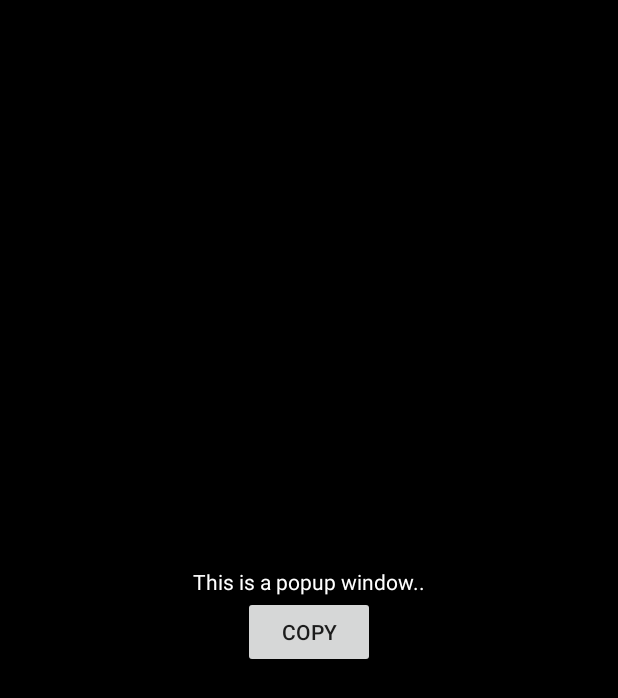
After one commit to shubham10divakar/PasswordManager, an Android app: the layout popup.xml on its own in the app's theme, with its tools: preview values and no code run, on a phone screen of 412 x 824 dp. The commit adds this screen. Shown: the top 698 px of the screen. Run offline under Robolectric (Android 15) with nearby library versions, the phone set to English and light mode, and no system bars.

Commit message:
Merge remote-tracking branch 'origin/master'
# Conflicts:
#	.idea/caches/build_file_checksums.ser
#	app/build.gradle
#	app/src/main/AndroidManifest.xml
Popup Dialog
RecyclerView

```diff
--- a/app/src/main/res/layout/content_main2.xml
+++ b/app/src/main/res/layout/content_main2.xml
@@ -10,7 +10,8 @@
     android:paddingBottom="@dimen/activity_vertical_margin"
     android:paddingLeft="@dimen/activity_horizontal_margin"
     android:paddingRight="@dimen/activity_horizontal_margin"
-    android:paddingTop="@dimen/activity_vertical_margin">
+    android:paddingTop="@dimen/activity_vertical_margin"
+    android:id="@+id/content_main2">
     <android.support.v7.widget.RecyclerView
         android:id="@+id/recyclerView"
         android:layout_width="match_parent"
--- a/app/src/main/res/layout/list_items.xml
+++ b/app/src/main/res/layout/list_items.xml
@@ -2,7 +2,8 @@
 <LinearLayout xmlns:android="http://schemas.android.com/apk/res/android"
     android:layout_width="match_parent"
     android:layout_height="wrap_content"
-    android:orientation="vertical">
+    android:orientation="vertical"
+    android:background="@drawable/back">
     <android.support.v7.widget.CardView
         android:layout_width="match_parent"
         android:layout_height="wrap_content"
--- /dev/null
+++ b/app/src/main/res/layout/popup.xml
@@ -0,0 +1,22 @@
+<?xml version="1.0" encoding="utf-8"?>
+<LinearLayout xmlns:android="http://schemas.android.com/apk/res/android"
+    android:layout_width="match_parent"
+    android:layout_height="match_parent"
+    android:gravity="center"
+    android:background="#000"
+    android:padding="10px"
+    android:orientation="vertical"
+    >
+    <TextView
+        android:layout_width="wrap_content"
+        android:layout_height="wrap_content"
+        android:text="This is a popup window.."
+        android:textColor="#fff"
+        android:id="@+id/copyPopupText"/>
+
+    <Button
+        android:layout_width="wrap_content"
+        android:layout_height="wrap_content"
+        android:text="Copy"
+        android:id="@+id/copyPopupBtn"/>
+</LinearLayout>
--- a/build.gradle
+++ b/build.gradle
@@ -12,7 +12,7 @@ buildscript {
 
         // NOTE: Do not place your application dependencies here; they belong
         // in the individual module build.gradle files
-        classpath 'com.google.gms:google-services:3.1.1'
+        classpath 'com.google.gms:google-services:3.2.1'
 
 
     }
```
Also changed, not shown: app/build.gradle (+5 -3 lines), app/src/main/java/com/example/subhamdivakar/passwordmanager/Main2Activity.java (+31 -0 lines), app/src/main/java/com/example/subhamdivakar/passwordmanager/RecyclerTouchListener.java (added, +56 -0 lines).
